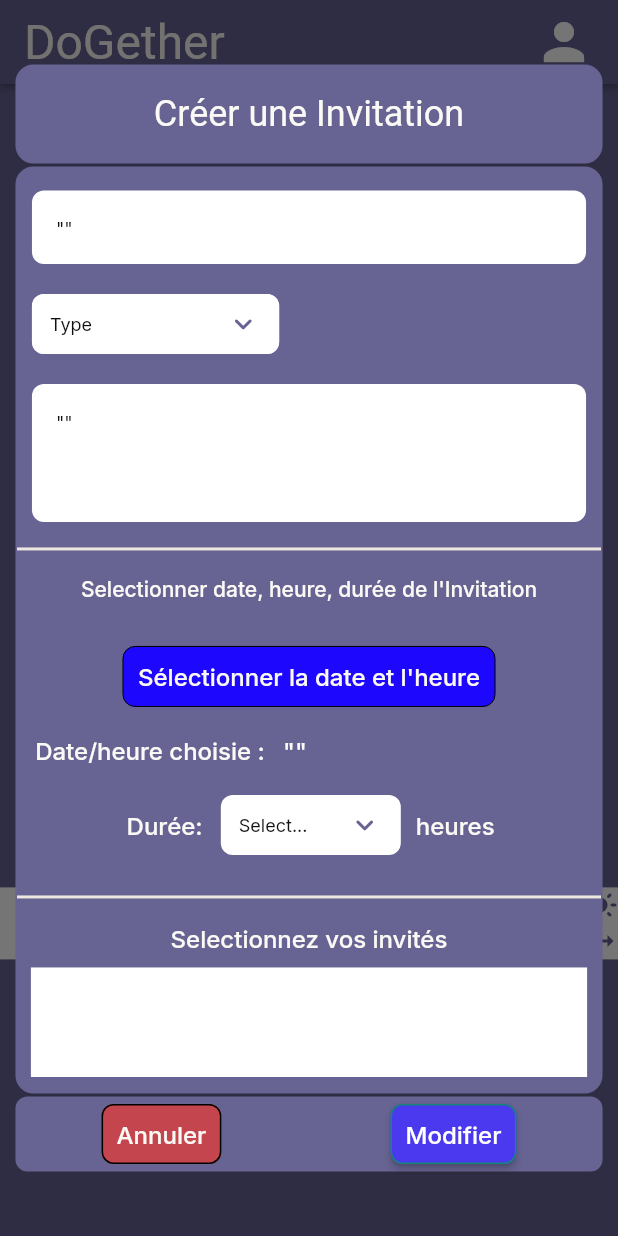
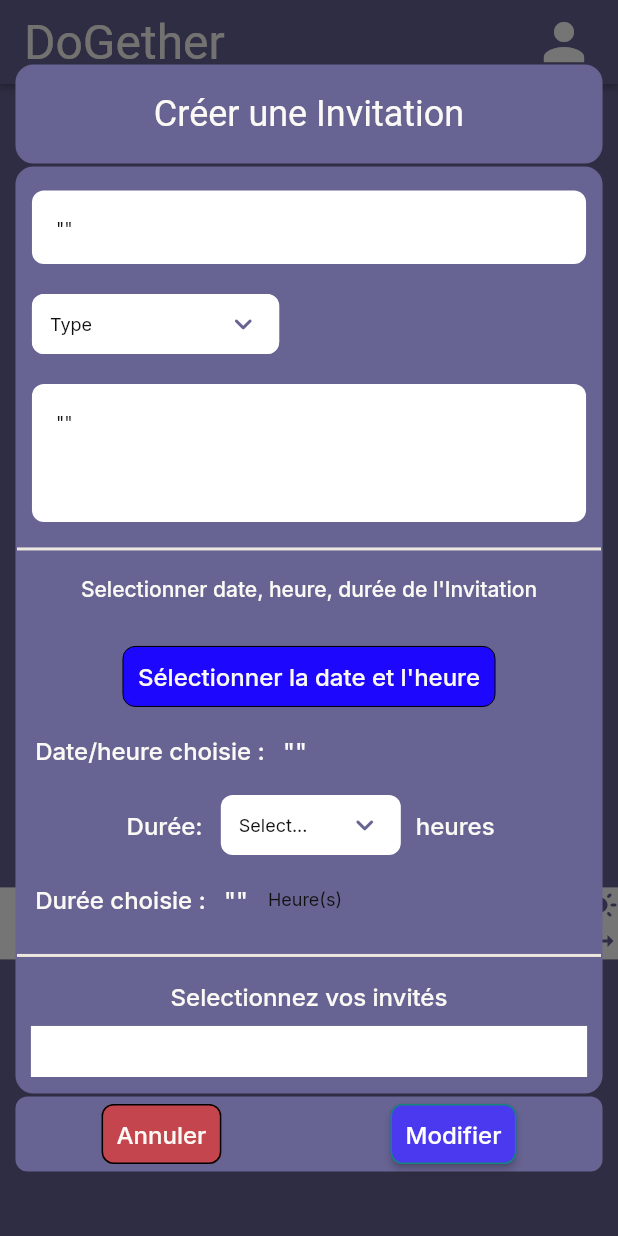
Before and after one commit to Mosco2A/dogether, a Flutter app: the screen it shows once a user with an empty profile is signed in, item 3 of the bottom bar chosen, on a phone screen of 412 x 824 dp. Run offline on Flutter 3.47's test engine with Material 3 defaults, Android fonts, the phone set to English and light mode, and no system bars; drawn by our look-alikes of auto_size_text, dropdown_button2; our stand-ins replace cloud_firestore, device_info_plus, easy_debounce, firebase_auth, firebase_core, flutter_animate and 14 more; missing offline and left inert: fast_contacts, json_path; accounts and stored records are empty; Roboto replaces fonts that are missing (Readex Pro); statements that could not run were skipped.

```diff
--- a/lib/composants/create_invitation/create_invitation_widget.dart
+++ b/lib/composants/create_invitation/create_invitation_widget.dart
@@ -935,6 +935,74 @@ class _CreateInvitationWidgetState extends State<CreateInvitationWidget> {
                                                     ),
                                                   ],
                                                 ),
+                                                Row(
+                                                  mainAxisSize:
+                                                      MainAxisSize.max,
+                                                  children: [
+                                                    Padding(
+                                                      padding:
+                                                          EdgeInsetsDirectional
+                                                              .fromSTEB(
+                                                                  0.0,
+                                                                  10.0,
+                                                                  0.0,
+                                                                  10.0),
+                                                      child: Text(
+                                                        'Durée choisie : ',
+                                                        textAlign:
+                                                            TextAlign.center,
+                                                        style:
+                                                            FlutterFlowTheme.of(
+                                                                    context)
+                                                                .labelLarge
+                                                                .override(
+                                                                  fontFamily:
+                                                                      'Inter',
+                                                                  letterSpacing:
+                                                                      0.0,
+                                                                ),
+                                                      ),
+                                                    ),
+                                                    Padding(
+                                                      padding:
+                                                          EdgeInsets.all(10.0),
+                                                      child: Text(
+                                                        valueOrDefault<String>(
+                                                          widget!.selectedInvitation !=
+                                                                  null
+                                                              ? widget!
+                                                                  .selectedInvitation
+                                                                  ?.eInvitation
+                                                                  ?.iDuree
+                                                              : '\"\"',
+                                                          '\"\"',
+                                                        ),
+                                                        textAlign:
+                                                            TextAlign.center,
+                                                        style:
+                                                            FlutterFlowTheme.of(
+                                                                    context)
+                                                                .labelLarge
+                                                                .override(
+                                                                  fontFamily:
+                                                                      'Inter',
+                                                                  letterSpacing:
+                                                                      0.0,
+                                                                ),
+                                                      ),
+                                                    ),
+                                                    Text(
+                                                      ' Heure(s)',
+                                                      style: FlutterFlowTheme
+                                                              .of(context)
+                                                          .bodyMedium
+                                                          .override(
+                                                            fontFamily: 'Inter',
+                                                            letterSpacing: 0.0,
+                                                          ),
+                                                    ),
+                                                  ],
+                                                ),
                                               ],
                                             ),
                                           ),
```
